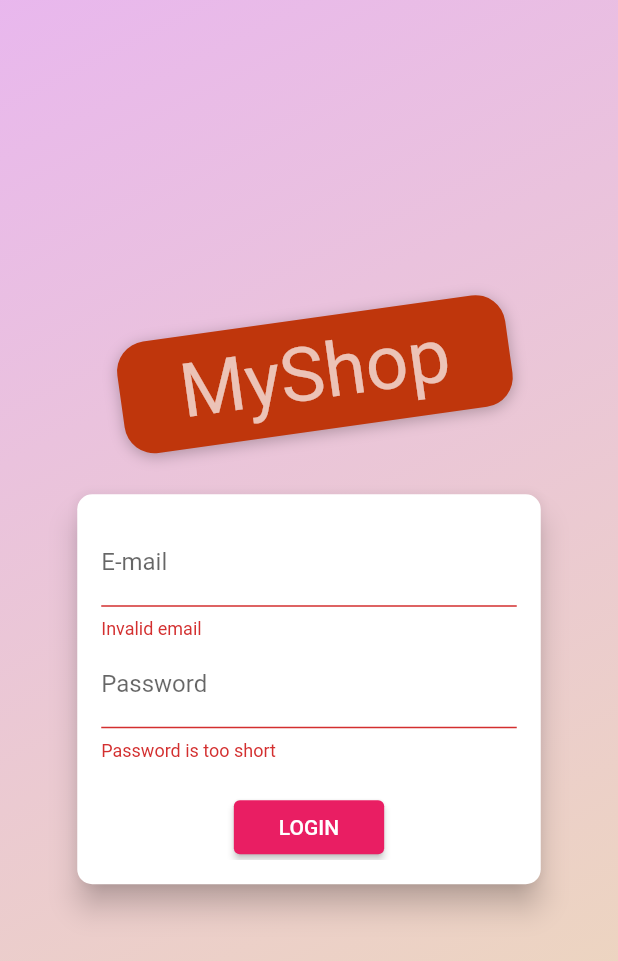
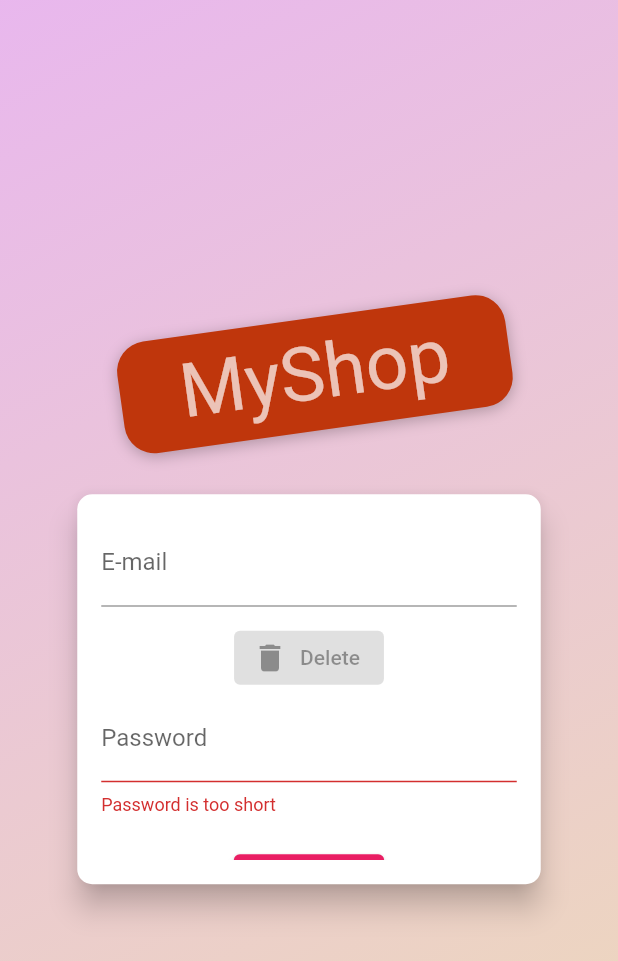
Before and after one commit to AbrantepaSark/flutter_shop_app, a Flutter app: the screen it shows after launch, after a tap on "LOGIN", on a phone screen of 412 x 824 dp. Shown: the top 961 px of the screen. Run offline on Flutter 3.47's test engine with Material 2 defaults, Android fonts, the phone set to English and light mode, and no system bars; our stand-ins replace shared_preferences; network calls fail; Roboto replaces fonts that are missing (SourceSansPro).

Commit message:
new update

```diff
--- a/lib/providers/Auth.dart
+++ b/lib/providers/Auth.dart
@@ -100,11 +100,11 @@ class Auth with ChangeNotifier {
 
   Future<bool> autoLogin() async {
     final prefs = await SharedPreferences.getInstance();
-    if (!prefs.containsKey('userkey')) {
+    if (!prefs.containsKey('datakey')) {
       return false;
     }
     final extractedData =
-        jsonDecode(prefs.getString('userKey')) as Map<String, dynamic>;
+        jsonDecode(prefs.getString('dataKey')) as Map<String, dynamic>;
     final expiryDate = DateTime.parse(extractedData['expiryDate']);
     if (expiryDate.isBefore(DateTime.now())) {
       return false;
--- a/lib/screens/auth_screen.dart
+++ b/lib/screens/auth_screen.dart
@@ -176,15 +176,12 @@ class _AuthCardState extends State<AuthCard> {
                 TextFormField(
                   decoration: InputDecoration(labelText: 'E-mail'),
                   keyboardType: TextInputType.emailAddress,
-                  validator: (value) {
-                    if (value.isEmpty || !value.contains('@')) {
-                      return 'Invalid email';
-                    }
-                    return null;
-                  },
-                  onSaved: (value) {
-                    _authData['email'] = value;
-                  },
+                ),
+                SizedBox(height: 10),
+                ElevatedButton.icon(
+                  onPressed: null,
+                  icon: Icon(Icons.delete),
+                  label: Text('Delete'),
                 ),
                 TextFormField(
                   decoration: InputDecoration(labelText: 'Password'),
```
